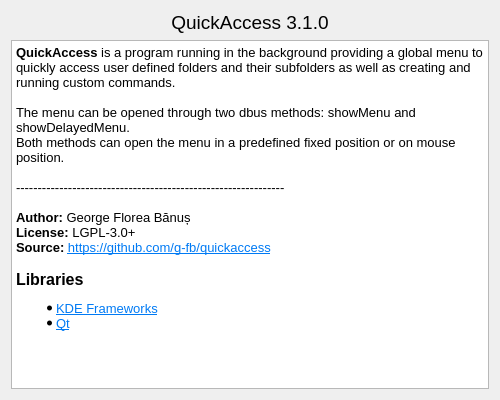
Qt form ui/aboutdialog.ui (g-fb/quickaccess) before a commit.
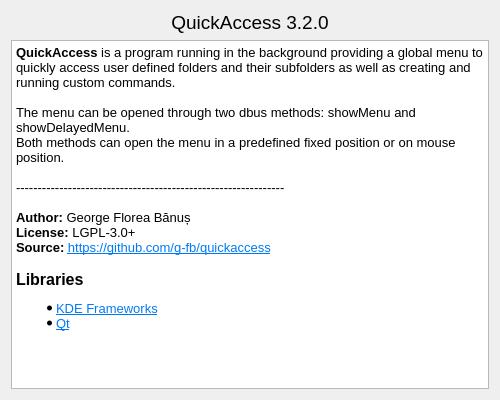
The same form after that commit.

```diff
--- a/ui/aboutdialog.ui
+++ b/ui/aboutdialog.ui
@@ -42,7 +42,7 @@
         </font>
        </property>
        <property name="text">
-        <string>QuickAccess 3.1.0</string>
+        <string>QuickAccess 3.2.0</string>
        </property>
        <property name="alignment">
         <set>Qt::AlignmentFlag::AlignCenter</set>
```
Left out of the diff: 30 changed lines with no effect on the pictures.
